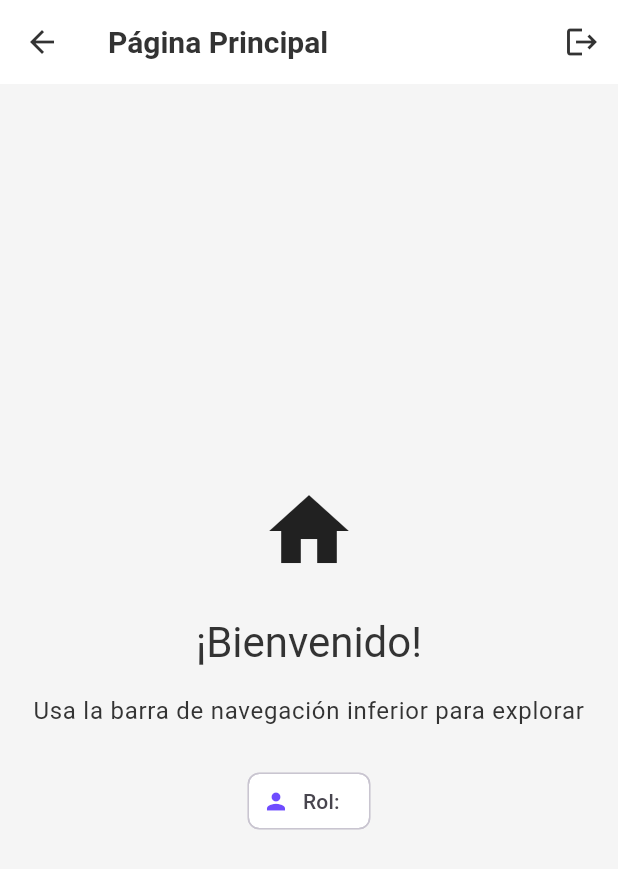
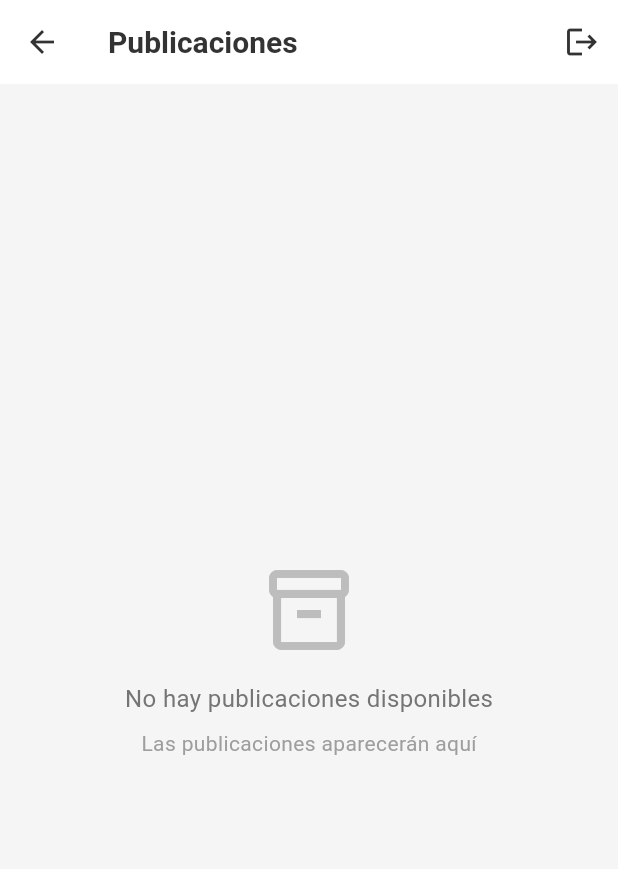
Before and after one commit to raimundoosf/ProyectoTallerSoftware, a Flutter app: the HomeScreen screen opened directly, on a phone screen of 412 x 824 dp. Shown: the top 869 px of the screen. Run offline on Flutter 3.47's test engine with Material 3 defaults, Android fonts, the phone set to English and light mode, and no system bars; our stand-ins replace cloud_firestore, firebase_auth, firebase_core, firebase_storage, freezed_annotation, geolocator and 4 more; accounts and stored records are empty.

Commit message:
feat: Add Firestore setup documentation and implement product listing features

```diff
--- a/lib/src/core/di/injector.dart
+++ b/lib/src/core/di/injector.dart
@@ -27,6 +27,7 @@ import 'package:firebase_storage/firebase_storage.dart';
 // Products feature
 import 'package:flutter_app/src/features/products/data/repositories/products_repository_impl.dart';
 import 'package:flutter_app/src/features/products/presentation/viewmodels/new_product_viewmodel.dart';
+import 'package:flutter_app/src/features/products/presentation/viewmodels/products_list_viewmodel.dart';
 
 List<SingleChildWidget> get providers {
   // Infrastructure
@@ -74,5 +75,8 @@ List<SingleChildWidget> get providers {
     ChangeNotifierProvider(
       create: (_) => NewProductViewModel(productsRepository),
     ),
+    ChangeNotifierProvider(
+      create: (_) => ProductsListViewModel(productsRepository),
+    ),
   ];
 }
--- a/lib/src/features/home/presentation/views/home_screen.dart
+++ b/lib/src/features/home/presentation/views/home_screen.dart
@@ -2,6 +2,7 @@ import 'package:flutter/material.dart';
 import 'package:go_router/go_router.dart';
 import 'package:provider/provider.dart';
 import 'package:flutter_app/src/features/home/presentation/viewmodels/home_viewmodel.dart';
+import 'package:flutter_app/src/features/products/presentation/views/products_list_view.dart';
 
 class HomeScreen extends StatefulWidget {
   const HomeScreen({super.key});
@@ -28,7 +29,7 @@ class _HomeScreenState extends State<HomeScreen> {
 
         return Scaffold(
           appBar: AppBar(
-            title: const Text('Página Principal'),
+            title: const Text('Publicaciones'),
             actions: [
               Semantics(
                 button: true,
@@ -45,56 +46,9 @@ class _HomeScreenState extends State<HomeScreen> {
               ),
             ],
           ),
-          body: Center(
-            child: AnimatedSwitcher(
-              duration: const Duration(milliseconds: 300),
-              transitionBuilder: (child, animation) {
-                final offset = Tween<Offset>(
-                  begin: const Offset(0, 0.05),
-                  end: Offset.zero,
-                ).animate(animation);
-                return FadeTransition(
-                  opacity: animation,
-                  child: SlideTransition(position: offset, child: child),
-                );
-              },
-              child: currentUser == null
-                  ? const Text(
-                      key: ValueKey('no-user'),
-                      'Cargando información del usuario...',
-                    )
-                  : Column(
-                      key: ValueKey('user-${currentUser.uid}'),
-                      mainAxisAlignment: MainAxisAlignment.center,
-                      children: [
-                        const Icon(Icons.home, size: 64),
-                        const SizedBox(height: 24),
-                        Text(
-                          '¡Bienvenido!',
-                          style: Theme.of(context).textTheme.headlineMedium,
-                        ),
-                        const SizedBox(height: 16),
-                        Text(
-                          'Usa la barra de navegación inferior para explorar',
-                          style: Theme.of(context).textTheme.bodyLarge,
-                          textAlign: TextAlign.center,
-                        ),
-                        if (viewModel.currentRole != null) ...[
-                          const SizedBox(height: 24),
-                          Chip(
-                            avatar: Icon(
-                              viewModel.currentRole == 'Empresa'
-                                  ? Icons.business
-                                  : Icons.person,
-                              size: 18,
-                            ),
-                            label: Text('Rol: ${viewModel.currentRole}'),
-                          ),
-                        ],
-                      ],
-                    ),
-            ),
-          ),
+          body: currentUser == null
+              ? const Center(child: CircularProgressIndicator())
+              : const ProductsListView(),
         );
       },
     );
--- a/lib/src/features/products/domain/repositories/products_repository.dart
+++ b/lib/src/features/products/domain/repositories/products_repository.dart
@@ -2,4 +2,10 @@ import 'package:flutter_app/src/features/products/domain/entities/product.dart';
 
 abstract class ProductsRepository {
   Future<String> createProduct(Product product, List<String> localImagePaths);
+
+  /// Obtiene todos los productos/servicios publicados
+  Future<List<Product>> getAllProducts();
+
+  /// Obtiene productos/servicios de una empresa específica
+  Future<List<Product>> getProductsByCompany(String companyId);
 }
--- /dev/null
+++ b/lib/src/features/products/presentation/viewmodels/products_list_viewmodel.dart
@@ -0,0 +1,58 @@
+import 'package:flutter/foundation.dart';
+import 'package:flutter_app/src/features/products/domain/entities/product.dart';
+import 'package:flutter_app/src/features/products/domain/repositories/products_repository.dart';
+
+class ProductsListViewModel extends ChangeNotifier {
+  final ProductsRepository _repository;
+
+  ProductsListViewModel(this._repository);
+
+  List<Product> _products = [];
+  bool _isLoading = false;
+  String? _error;
+
+  List<Product> get products => _products;
+  bool get isLoading => _isLoading;
+  String? get error => _error;
+
+  /// Carga todos los productos/servicios
+  Future<void> loadAllProducts() async {
+    _isLoading = true;
+    _error = null;
+    notifyListeners();
+
+    try {
+      _products = await _repository.getAllProducts();
+      _error = null;
+    } catch (e) {
+      _error = 'Error al cargar publicaciones: $e';
+      _products = [];
+    } finally {
+      _isLoading = false;
+      notifyListeners();
+    }
+  }
+
+  /// Carga productos/servicios de una empresa específica
+  Future<void> loadProductsByCompany(String companyId) async {
+    _isLoading = true;
+    _error = null;
+    notifyListeners();
+
+    try {
+      _products = await _repository.getProductsByCompany(companyId);
+      _error = null;
+    } catch (e) {
+      _error = 'Error al cargar publicaciones: $e';
+      _products = [];
+    } finally {
+      _isLoading = false;
+      notifyListeners();
+    }
+  }
+
+  /// Refresca la lista de productos
+  Future<void> refresh() async {
+    await loadAllProducts();
+  }
+}
--- /dev/null
+++ b/lib/src/features/products/presentation/views/products_list_view.dart
@@ -0,0 +1,92 @@
+import 'package:flutter/material.dart';
+import 'package:provider/provider.dart';
+import 'package:flutter_app/src/features/products/presentation/viewmodels/products_list_viewmodel.dart';
+import 'package:flutter_app/src/features/products/presentation/widgets/product_card.dart';
+
+class ProductsListView extends StatefulWidget {
+  const ProductsListView({super.key});
+
+  @override
+  State<ProductsListView> createState() => _ProductsListViewState();
+}
+
+class _ProductsListViewState extends State<ProductsListView> {
+  @override
+  void initState() {
+    super.initState();
+    WidgetsBinding.instance.addPostFrameCallback((_) {
+      context.read<ProductsListViewModel>().loadAllProducts();
+    });
+  }
+
+  @override
+  Widget build(BuildContext context) {
+    return Consumer<ProductsListViewModel>(
+      builder: (context, viewModel, child) {
+        if (viewModel.isLoading && viewModel.products.isEmpty) {
+          return const Center(child: CircularProgressIndicator());
+        }
+
+        if (viewModel.error != null && viewModel.products.isEmpty) {
+          return Center(
+            child: Column(
+              mainAxisAlignment: MainAxisAlignment.center,
+              children: [
+                Icon(Icons.error_outline, size: 64, color: Colors.grey[400]),
+                const SizedBox(height: 16),
+                Text(
+                  viewModel.error!,
+                  textAlign: TextAlign.center,
+                  style: TextStyle(color: Colors.grey[600]),
+                ),
+                const SizedBox(height: 16),
+                ElevatedButton.icon(
+                  onPressed: () => viewModel.loadAllProducts(),
+                  icon: const Icon(Icons.refresh),
+                  label: const Text('Reintentar'),
+                ),
+              ],
+            ),
+          );
+        }
+
+        if (viewModel.products.isEmpty) {
+          return Center(
+            child: Column(
+              mainAxisAlignment: MainAxisAlignment.center,
+              children: [
+                Icon(
+                  Icons.inventory_2_outlined,
+                  size: 64,
+                  color: Colors.grey[400],
+                ),
+                const SizedBox(height: 16),
+                Text(
+                  'No hay publicaciones disponibles',
+                  style: TextStyle(fontSize: 16, color: Colors.grey[600]),
+                ),
+                const SizedBox(height: 8),
+                Text(
+                  'Las publicaciones aparecerán aquí',
+                  style: TextStyle(fontSize: 14, color: Colors.grey[500]),
+                ),
+              ],
+            ),
+          );
+        }
+
+        return RefreshIndicator(
+          onRefresh: () => viewModel.refresh(),
+          child: ListView.builder(
+            padding: const EdgeInsets.symmetric(vertical: 8.0),
+            itemCount: viewModel.products.length,
+            itemBuilder: (context, index) {
+              final product = viewModel.products[index];
+              return ProductCard(product: product);
+            },
+          ),
+        );
+      },
+    );
+  }
+}
```
Also changed, not shown: firestore.indexes.json (added, +29 -0 lines), lib/src/features/products/data/repositories/products_repository_impl.dart (+23 -0 lines), lib/src/features/products/presentation/widgets/product_card.dart (added, +209 -0 lines), 1 other file.
